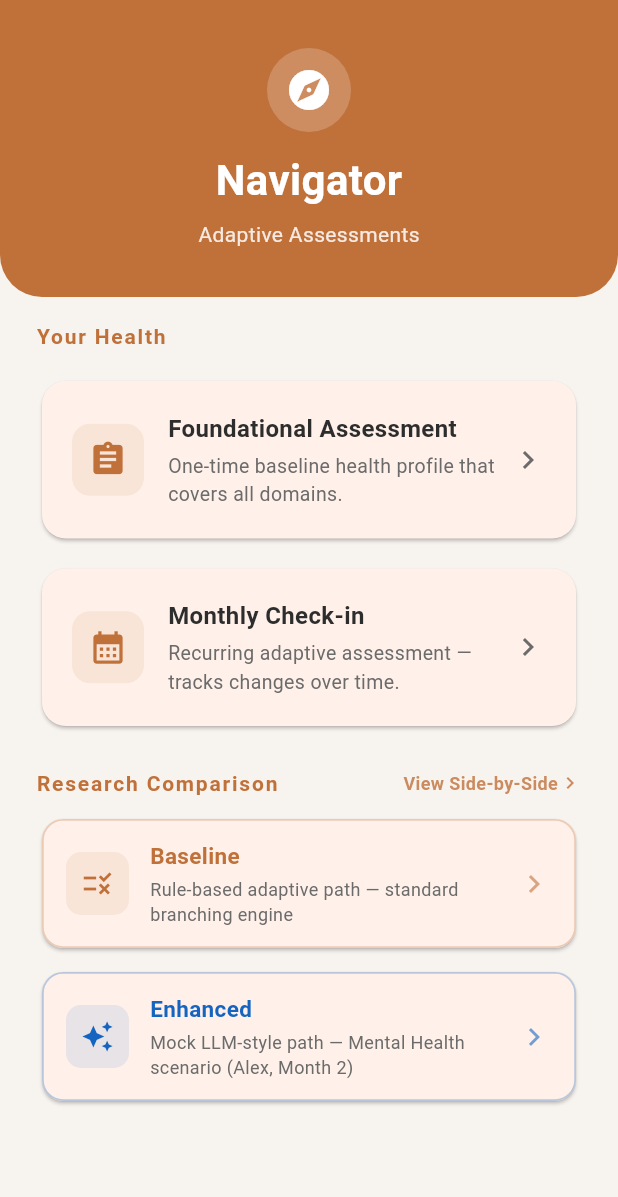
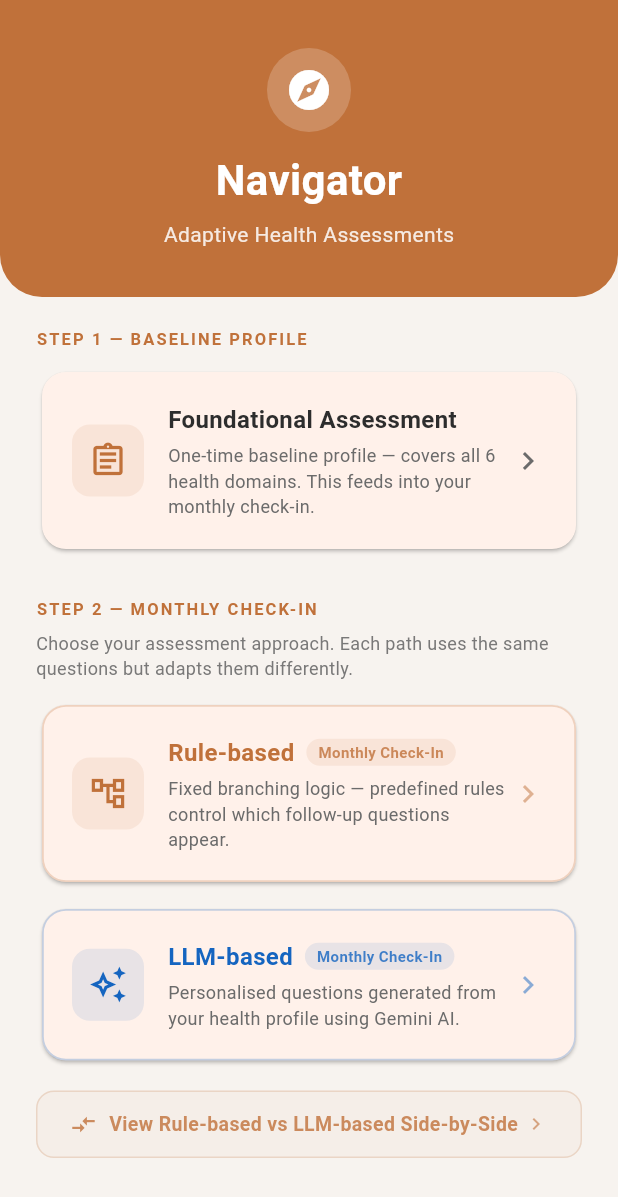
Before and after one commit to JayReeMarine/FWG-Adaptive-Assessments, a Flutter app: the screen it shows after launch, on a phone screen of 412 x 824 dp. Shown: the top 1197 px of the screen. Run offline on Flutter 3.47's test engine with Material 3 defaults, Android fonts, the phone set to English and light mode, and no system bars; our stand-ins replace google_generative_ai, supabase_flutter; accounts and stored records are empty.

Commit message:
LLM-based integration + UI modification

```diff
--- a/flutter_mockup/lib/screens/comparison_page.dart
+++ b/flutter_mockup/lib/screens/comparison_page.dart
@@ -47,7 +47,7 @@ class _ComparisonPageState extends State<ComparisonPage>
           onPressed: () => Navigator.of(context).pop(),
         ),
         title: const Text(
-          'Baseline vs Enhanced',
+          'Rule-based vs LLM-based',
           style: TextStyle(color: Colors.white, fontSize: 16),
         ),
         centerTitle: true,
@@ -172,7 +172,7 @@ class _ComparisonPageState extends State<ComparisonPage>
       child: Column(
         crossAxisAlignment: CrossAxisAlignment.start,
         children: [
-          _sectionHeader('BASELINE', AppColors.primary, Icons.rule),
+          _sectionHeader('RULE-BASED', AppColors.primary, Icons.account_tree_outlined),
           const SizedBox(height: 4),
           Text(
             '${baselineMentalHealthPath.length - 1} questions shown  ·  1 blocked by hard threshold',
@@ -182,7 +182,7 @@ class _ComparisonPageState extends State<ComparisonPage>
           ...baselineMentalHealthPath.map(_buildBaselineCard),
           const SizedBox(height: 20),
           _sectionHeader(
-              'ENHANCED', const Color(0xFF1565C0), Icons.auto_awesome),
+              'LLM-BASED', const Color(0xFF1565C0), Icons.auto_awesome_outlined),
           const SizedBox(height: 4),
           const Text(
             '4 questions shown  ·  1 skipped (low stable score)  ·  1 new question',
--- a/flutter_mockup/lib/screens/home_page.dart
+++ b/flutter_mockup/lib/screens/home_page.dart
@@ -15,7 +15,6 @@ class _HomePageState extends State<HomePage> {
   final _sessionRepo = SessionRepository();
   bool _loading = true;
   bool _foundationalDone = false;
-  bool _monthlyDone = false;
 
   @override
   void initState() {
@@ -26,14 +25,8 @@ class _HomePageState extends State<HomePage> {
   Future<void> _checkStatus() async {
     try {
       final fDone = await _sessionRepo.hasCompletedFoundational();
-      final now = DateTime.now();
-      final mDone = await _sessionRepo.hasCompletedMonthly(
-        month: now.month,
-        year: now.year,
-      );
       setState(() {
         _foundationalDone = fDone;
-        _monthlyDone = mDone;
         _loading = false;
       });
     } catch (e) {
@@ -41,7 +34,7 @@ class _HomePageState extends State<HomePage> {
     }
   }
 
-  void _startSurvey(SurveyType type) {
+  void _startSurvey(SurveyType type, {SurveyMode mode = SurveyMode.baseline}) {
     final now = DateTime.now();
     Navigator.push(
       context,
@@ -50,9 +43,10 @@ class _HomePageState extends State<HomePage> {
           surveyType: type,
           periodMonth: type == SurveyType.foundational ? 0 : now.month,
           periodYear: type == SurveyType.foundational ? 0 : now.year,
+          mode: mode,
         ),
       ),
-    ).then((_) => _checkStatus()); // refresh status on return
+    ).then((_) => _checkStatus());
   }
 
   @override
@@ -69,44 +63,55 @@ class _HomePageState extends State<HomePage> {
                     _buildHeader(),
                     Padding(
                       padding: const EdgeInsets.symmetric(
-                          horizontal: 24, vertical: 16),
+                          horizontal: 24, vertical: 20),
                       child: Column(
                         crossAxisAlignment: CrossAxisAlignment.start,
                         children: [
-                          const Text(
-                            'Your Health',
+                          // ── Section 1: Foundational Assessment ───────────
+                          _buildSectionLabel('Step 1 — Baseline Profile'),
+                          const SizedBox(height: 10),
+                          _buildFoundationalCard(),
+
+                          const SizedBox(height: 28),
+
+                          // ── Section 2: Monthly Check-In ──────────────────
+                          _buildSectionLabel('Step 2 — Monthly Check-In'),
+                          const SizedBox(height: 6),
+                          Text(
+                            'Choose your assessment approach. Each path uses the same questions '
+                            'but adapts them differently.',
                             style: TextStyle(
-                              color: AppColors.primary,
-                              fontSize: 14,
-                              fontWeight: FontWeight.w600,
-                              letterSpacing: 1.2,
+                              fontSize: 12,
+                              color: AppColors.textSecondary.withValues(alpha: 0.9),
                             ),
                           ),
+                          const SizedBox(height: 12),
+                          _buildMonthlyCard(
+                            label: 'Rule-based',
+                            subtitle:
+                                'Fixed branching logic — predefined rules control '
+                                'which follow-up questions appear.',
+                            icon: Icons.account_tree_outlined,
+                            color: AppColors.primary,
+                            mode: SurveyMode.baseline,
+                          ),
+                          const SizedBox(height: 10),
+                          _buildMonthlyCard(
+                            label: 'LLM-based',
+                            subtitle:
+                                'Personalised questions generated from your health '
+                                'profile using Gemini AI.',
+                            icon: Icons.auto_awesome_outlined,
+                            color: const Color(0xFF1565C0),
+                            mode: SurveyMode.enhanced,
+                          ),
+
                           const SizedBox(height: 16),
-                          _buildAssessmentCard(
-                            title: 'Foundational Assessment',
-                            subtitle:
-                                'One-time baseline health profile that covers all domains.',
-                            icon: Icons.assignment,
-                            completed: _foundationalDone,
-                            onTap: () =>
-                                _startSurvey(SurveyType.foundational),
-                          ),
-                          const SizedBox(height: 12),
-                          _buildAssessmentCard(
-                            title: 'Monthly Check-in',
-                            subtitle:
-                                'Recurring adaptive assessment — tracks changes over time.',
-                            icon: Icons.calendar_month,
-                            completed: _monthlyDone,
-                            onTap: () => _startSurvey(SurveyType.monthly),
-                          ),
-                          if (_monthlyDone) ...[
-                            const SizedBox(height: 12),
-                            _buildDemoCard(),
-                          ],
+
+                          // ── Side-by-side comparison link ─────────────────
+                          _buildSideBySideLink(),
+
                           const SizedBox(height: 24),
-                          _buildComparisonSection(),
                         ],
                       ),
                     ),
@@ -116,6 +121,8 @@ class _HomePageState extends State<HomePage> {
       ),
     );
   }
+
+  // ── Header ────────────────────────────────────────────────────────────────
 
   Widget _buildHeader() {
     return Container(
@@ -130,7 +137,6 @@ class _HomePageState extends State<HomePage> {
       ),
       child: Column(
         children: [
-          // Navigator logo area
           Container(
             width: 56,
             height: 56,
@@ -151,7 +157,7 @@ class _HomePageState extends State<HomePage> {
           ),
           const SizedBox(height: 6),
           Text(
-            'Adaptive Assessments',
+            'Adaptive Health Assessments',
             style: TextStyle(
               color: Colors.white.withValues(alpha: 0.85),
               fontSize: 14,
@@ -162,19 +168,29 @@ class _HomePageState extends State<HomePage> {
     );
   }
 
-  Widget _buildAssessmentCard({
-    required String title,
-    required String subtitle,
-    required IconData icon,
-    required bool completed,
-    required VoidCallback onTap,
-  }) {
+  // ── Section label ─────────────────────────────────────────────────────────
+
+  Widget _buildSectionLabel(String text) {
+    return Text(
+      text.toUpperCase(),
+      style: const TextStyle(
+        color: AppColors.primary,
+        fontSize: 11,
+        fontWeight: FontWeight.w700,
+        letterSpacing: 1.4,
+      ),
+    );
+  }
+
+  // ── Foundational Assessment card ──────────────────────────────────────────
+
+  Widget _buildFoundationalCard() {
     return Card(
       elevation: 1,
       shape: RoundedRectangleBorder(borderRadius: BorderRadius.circular(16)),
       child: InkWell(
         borderRadius: BorderRadius.circular(16),
-        onTap: onTap,
+        onTap: () => _startSurvey(SurveyType.foundational),
         child: Padding(
           padding: const EdgeInsets.all(20),
           child: Row(
@@ -183,14 +199,14 @@ class _HomePageState extends State<HomePage> {
                 width: 48,
                 height: 48,
                 decoration: BoxDecoration(
-                  color: completed
+                  color: _foundationalDone
                       ? Colors.green.withValues(alpha: 0.1)
                       : AppColors.primary.withValues(alpha: 0.1),
                   borderRadius: BorderRadius.circular(12),
                 ),
                 child: Icon(
-                  completed ? Icons.check_circle : icon,
-                  color: completed ? Colors.green : AppColors.primary,
+                  _foundationalDone ? Icons.check_circle : Icons.assignment_outlined,
+                  color: _foundationalDone ? Colors.green : AppColors.primary,
                   size: 26,
                 ),
               ),
@@ -199,26 +215,27 @@ class _HomePageState extends State<HomePage> {
                 child: Column(
                   crossAxisAlignment: CrossAxisAlignment.start,
                   children: [
-                    Text(
-                      title,
-                      style: const TextStyle(
+                    const Text(
+                      'Foundational Assessment',
+                      style: TextStyle(
                         fontSize: 16,
                         fontWeight: FontWeight.w600,
                         color: AppColors.textPrimary,
                       ),
                     ),
                     const SizedBox(height: 4),
-                    Text(
-                      subtitle,
-                      style: const TextStyle(
-                        fontSize: 13,
+                    const Text(
+                      'One-time baseline profile — covers all 6 health domains. '
+                      'This feeds into your monthly check-in.',
+                      style: TextStyle(
+                        fontSize: 12,
                         color: AppColors.textSecondary,
                       ),
                     ),
-                    if (completed) ...[
+                    if (_foundationalDone) ...[
                       const SizedBox(height: 6),
                       const Text(
-                        'Completed',
+                        '✓ Completed',
                         style: TextStyle(
                           fontSize: 12,
                           color: Colors.green,
@@ -237,86 +254,25 @@ class _HomePageState extends State<HomePage> {
     );
   }
 
-  // ── Research comparison section ──────────────────────────────────────────
-  Widget _buildComparisonSection() {
-    final now = DateTime.now();
-    return Column(
-      crossAxisAlignment: CrossAxisAlignment.start,
-      children: [
-        Row(
-          children: [
-            const Text(
-              'Research Comparison',
-              style: TextStyle(
-                color: AppColors.primary,
-                fontSize: 14,
-                fontWeight: FontWeight.w600,
-                letterSpacing: 1.2,
-              ),
-            ),
-            const Spacer(),
-            GestureDetector(
-              onTap: () => Navigator.push(
-                context,
-                MaterialPageRoute(
-                    builder: (_) => const ComparisonPage()),
-              ),
-              child: Row(
-                children: [
-                  Text(
-                    'View Side-by-Side',
-                    style: TextStyle(
-                      fontSize: 12,
-                      color: AppColors.primary.withValues(alpha: 0.8),
-                      fontWeight: FontWeight.w600,
-                    ),
-                  ),
-                  Icon(Icons.chevron_right,
-                      size: 16,
-                      color: AppColors.primary.withValues(alpha: 0.8)),
-                ],
-              ),
-            ),
-          ],
-        ),
-        const SizedBox(height: 10),
-        _buildComparisonCard(
-          label: 'Baseline',
-          subtitle: 'Rule-based adaptive path — standard branching engine',
-          color: AppColors.primary,
-          icon: Icons.rule,
-          mode: SurveyMode.baseline,
-          now: now,
-        ),
-        const SizedBox(height: 8),
-        _buildComparisonCard(
-          label: 'Enhanced',
-          subtitle: 'Mock LLM-style path — Mental Health scenario (Alex, Month 2)',
-          color: const Color(0xFF1565C0),
-          icon: Icons.auto_awesome,
-          mode: SurveyMode.enhanced,
-          now: now,
-        ),
-      ],
-    );
-  }
+  // ── Monthly Check-In card (rule-based / LLM-based) ────────────────────────
 
-  Widget _buildComparisonCard({
+  Widget _buildMonthlyCard({
     required String label,
     required String subtitle,
+    required IconData icon,
     required Color color,
-    required IconData icon,
     required SurveyMode mode,
-    required DateTime now,
   }) {
+    final now = DateTime.now();
+
     return Card(
       elevation: 1,
       shape: RoundedRectangleBorder(
-        borderRadius: BorderRadius.circular(14),
-        side: BorderSide(color: color.withValues(alpha: 0.3), width: 1.2),
+        borderRadius: BorderRadius.circular(16),
+        side: BorderSide(color: color.withValues(alpha: 0.25), width: 1.2),
       ),
       child: InkWell(
-        borderRadius: BorderRadius.circular(14),
+        borderRadius: BorderRadius.circular(16),
         onTap: () {
           Navigator.push(
             context,
@@ -328,35 +284,56 @@ class _HomePageState extends State<HomePage> {
                 mode: mode,
               ),
             ),
-          );
+          ).then((_) => _checkStatus());
         },
         child: Padding(
-          padding: const EdgeInsets.symmetric(horizontal: 16, vertical: 14),
+          padding: const EdgeInsets.all(20),
           child: Row(
             children: [
               Container(
-                width: 42,
-                height: 42,
+                width: 48,
+                height: 48,
                 decoration: BoxDecoration(
                   color: color.withValues(alpha: 0.1),
-                  borderRadius: BorderRadius.circular(10),
+                  borderRadius: BorderRadius.circular(12),
                 ),
-                child: Icon(icon, color: color, size: 22),
+                child: Icon(icon, color: color, size: 26),
               ),
-              const SizedBox(width: 14),
+              const SizedBox(width: 16),
               Expanded(
                 child: Column(
                   crossAxisAlignment: CrossAxisAlignment.start,
                   children: [
+                    Row(
+                      children: [
                         Text(
                           label,
                           style: TextStyle(
-                        fontSize: 15,
+                            fontSize: 16,
                             fontWeight: FontWeight.w600,
                             color: color,
                           ),
                         ),
-                    const SizedBox(height: 3),
+                        const SizedBox(width: 8),
+                        Container(
+                          padding: const EdgeInsets.symmetric(
+                              horizontal: 8, vertical: 2),
+                          decoration: BoxDecoration(
+                            color: color.withValues(alpha: 0.1),
+                            borderRadius: BorderRadius.circular(20),
+                          ),
+                          child: Text(
+                            'Monthly Check-In',
+                            style: TextStyle(
+                              fontSize: 10,
+                              fontWeight: FontWeight.w600,
+                              color: color.withValues(alpha: 0.8),
+                            ),
+                          ),
+                        ),
+                      ],
+                    ),
+                    const SizedBox(height: 4),
                     Text(
                       subtitle,
                       style: const TextStyle(
@@ -367,7 +344,8 @@ class _HomePageState extends State<HomePage> {
                   ],
                 ),
               ),
-              Icon(Icons.chevron_right, color: color.withValues(alpha: 0.6)),
+              Icon(Icons.chevron_right,
+                  color: color.withValues(alpha: 0.5)),
             ],
           ),
         ),
@@ -375,44 +353,43 @@ class _HomePageState extends State<HomePage> {
     );
   }
 
-  Widget _buildDemoCard() {
-    return Card(
-      elevation: 0,
-      color: AppColors.divider.withValues(alpha: 0.5),
-      shape: RoundedRectangleBorder(borderRadius: BorderRadius.circular(12)),
-      child: InkWell(
+  // ── Side-by-side comparison link ─────────────────────────────────────────
+
+  Widget _buildSideBySideLink() {
+    return GestureDetector(
+      onTap: () => Navigator.push(
+        context,
+        MaterialPageRoute(builder: (_) => const ComparisonPage()),
+      ),
+      child: Container(
+        width: double.infinity,
+        padding: const EdgeInsets.symmetric(vertical: 12, horizontal: 16),
+        decoration: BoxDecoration(
+          border: Border.all(
+              color: AppColors.primary.withValues(alpha: 0.2), width: 1),
           borderRadius: BorderRadius.circular(12),
-        onTap: () {
-          final now = DateTime.now();
-          final nextMonth = now.month == 12 ? 1 : now.month + 1;
-          final nextYear = now.month == 12 ? now.year + 1 : now.year;
-          Navigator.push(
-            context,
-            MaterialPageRoute(
-              builder: (_) => SurveyPage(
-                surveyType: SurveyType.monthly,
-                periodMonth: nextMonth,
-                periodYear: nextYear,
+          color: AppColors.primary.withValues(alpha: 0.04),
         ),
-            ),
-          ).then((_) => _checkStatus());
-        },
-        child: const Padding(
-          padding: EdgeInsets.all(16),
         child: Row(
           mainAxisAlignment: MainAxisAlignment.center,
           children: [
-              Icon(Icons.science, size: 18, color: AppColors.textSecondary),
-              SizedBox(width: 8),
+            Icon(Icons.compare_arrows,
+                size: 18,
+                color: AppColors.primary.withValues(alpha: 0.8)),
+            const SizedBox(width: 8),
             Text(
-                '(Demo) Start Next Month',
+              'View Rule-based vs LLM-based Side-by-Side',
               style: TextStyle(
                 fontSize: 13,
-                  color: AppColors.textSecondary,
+                fontWeight: FontWeight.w600,
+                color: AppColors.primary.withValues(alpha: 0.8),
               ),
             ),
+            const SizedBox(width: 4),
+            Icon(Icons.chevron_right,
+                size: 16,
+                color: AppColors.primary.withValues(alpha: 0.6)),
           ],
-          ),
         ),
       ),
     );
--- a/flutter_mockup/lib/screens/survey_page.dart
+++ b/flutter_mockup/lib/screens/survey_page.dart
@@ -65,24 +65,29 @@ class _SurveyPageState extends State<SurveyPage> {
     try {
       final List<UiQuestion> questions;
       if (widget.surveyType == SurveyType.foundational) {
-        questions = await _questionRepo.fetchFoundational();
+        // Exclude Women's Health for male users
+        final all = await _questionRepo.fetchFoundational();
+        questions = all
+            .where((q) => q.domain?.toUpperCase() != 'WOMEN HEALTH')
+            .toList();
       } else if (widget.mode == SurveyMode.enhanced) {
-        // Enhanced mode: replace Mental Health domain questions with LLM-generated
-        // questions based on alexSeed. Falls back to hardcoded mock if API unavailable.
+        // Enhanced monthly: Mental Health only, LLM-generated questions.
+        // Falls back to hardcoded mock if API unavailable.
         final allMonthly = await _questionRepo.fetchMonthly();
         final baselineMhQuestions = allMonthly
             .where((q) => q.domain?.toUpperCase() == 'MENTAL HEALTH')
-            .toList();
-        final nonMH = allMonthly
-            .where((q) => q.domain?.toUpperCase() != 'MENTAL HEALTH')
             .toList();
         final enhancedMH = await LlmService.generateEnhancedMentalHealthQuestions(
           alexSeed,
           baselineMhQuestions,
         );
-        questions = [...enhancedMH, ...nonMH];
+        questions = enhancedMH; // MH only — Step 3
       } else {
-        questions = await _questionRepo.fetchMonthly();
+        // Baseline monthly: Mental Health only — Step 3
+        final allMonthly = await _questionRepo.fetchMonthly();
+        questions = allMonthly
+            .where((q) => q.domain?.toUpperCase() == 'MENTAL HEALTH')
+            .toList();
       }
       // ignore: avoid_print
       print('[SurveyPage] loaded ${questions.length} ${widget.surveyType.name} questions');
@@ -277,8 +282,8 @@ class _SurveyPageState extends State<SurveyPage> {
     final typeLabel = widget.surveyType == SurveyType.foundational
         ? 'Foundational Assessment'
         : widget.mode == SurveyMode.enhanced
-            ? 'Monthly Check-in (Enhanced)'
-            : 'Monthly Check-in';
+            ? 'Monthly Check-in · LLM-based'
+            : 'Monthly Check-in · Rule-based';
 
     return Scaffold(
       backgroundColor: AppColors.background,
```
Lines whose indentation alone changed are shown as unchanged.
